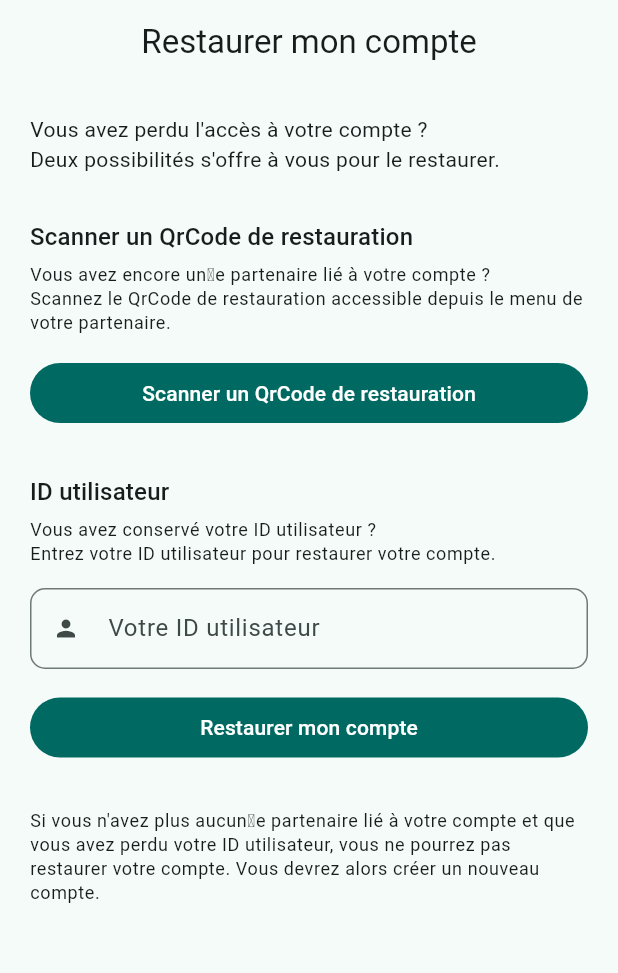
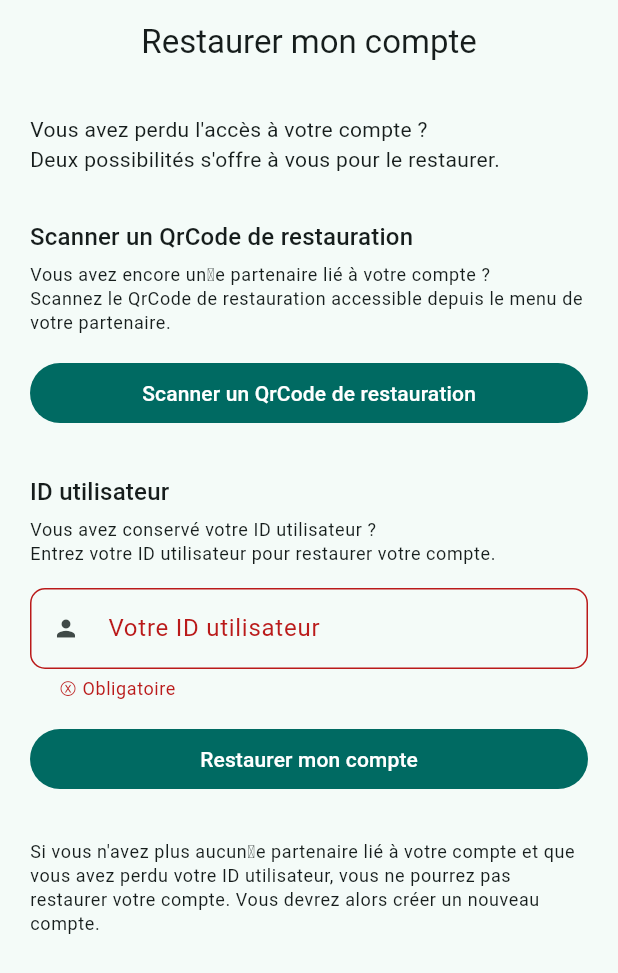
Before and after one commit to Nico04/pasteque_match, a Flutter app: the RestoreAccountPage widget shown alone on an empty page, opened directly, after a tap on "Restaurer mon compte", on a phone screen of 412 x 824 dp. Shown: the top 973 px of the screen. Run offline on Flutter 3.47's test engine with Material 2 defaults, Android fonts, the phone set to English and light mode, and no system bars; our stand-ins replace appinio_swiper, cloud_firestore, confetti, connectivity_plus, diacritic, firebase_core and 5 more; missing offline and left inert: ai_barcode, fast_csv, fetcher, value_stream; accounts and stored records are empty.

Commit message:
new _UserIdSection in RestoreAccountPage

```diff
--- a/lib/pages/restore_account.page.dart
+++ b/lib/pages/restore_account.page.dart
@@ -1,4 +1,4 @@
-import 'package:fetcher/fetcher.dart';
+import 'package:fetcher/fetcher.dart' show ClearFocusBackground;
 import 'package:flutter/material.dart';
 import 'package:pasteque_match/resources/_resources.dart';
 import 'package:pasteque_match/utils/_utils.dart';
@@ -31,23 +31,7 @@ class RestoreAccountPage extends StatelessWidget {
             ),
 
             // ID section
-            _Section(
-              title: 'ID utilisateur',
-              caption: 'Vous avez conservé votre ID utilisateur ?\nEntrez votre ID utilisateur pour restaurer votre compte.',
-              child: TextFormField(
-                decoration: const InputDecoration(
-                  prefixIcon: Icon(Icons.person),
-                  label: Text('Votre ID utilisateur'),
-                ),
-                inputFormatters: [ AppResources.maxLengthInputFormatter() ],
-                textInputAction: TextInputAction.done,
-                validator: AppResources.validatorNotEmpty,
-              ),
-              buttonData: ButtonData(
-                label: 'Restaurer mon compte',
-                onPressed: () {}, // TODO
-              )
-            ),
+            const _UserIdSection(),
 
             // Caption
             AppResources.spacerExtraLarge,
@@ -62,12 +46,53 @@ class RestoreAccountPage extends StatelessWidget {
   }
 }
 
+class _UserIdSection extends StatefulWidget {
+  const _UserIdSection({super.key});
+
+  @override
+  State<_UserIdSection> createState() => _UserIdSectionState();
+}
+
+class _UserIdSectionState extends State<_UserIdSection> {
+  String? userId;
+
+  @override
+  Widget build(BuildContext context) {
+    return Form(
+      child: Builder(
+        builder: (context) {
+          return _Section(
+            title: 'ID utilisateur',
+            caption: 'Vous avez conservé votre ID utilisateur ?\nEntrez votre ID utilisateur pour restaurer votre compte.',
+            content: TextFormField(
+              decoration: const InputDecoration(
+                prefixIcon: Icon(Icons.person),
+                label: Text('Votre ID utilisateur'),
+              ),
+              inputFormatters: [ AppResources.maxLengthInputFormatter() ],
+              textInputAction: TextInputAction.done,
+              validator: AppResources.validatorNotEmpty,
+              onSaved: (value) => userId = value,
+            ),
+            buttonData: ButtonData(
+              label: 'Restaurer mon compte',
+              onPressed: () => context.validateForm(
+                onSuccess: () {}, // TODO
+              ),
+            ),
+          );
+        }
+      ),
+    );
+  }
+}
+
 class _Section extends StatelessWidget {
-  const _Section({super.key, required this.title, required this.caption, this.child, required this.buttonData});
+  const _Section({super.key, required this.title, required this.caption, this.content, required this.buttonData});
 
   final String title;
   final String caption;
-  final Widget? child;
+  final Widget? content;
   final ButtonData buttonData;
 
   @override
@@ -85,9 +110,9 @@ class _Section extends StatelessWidget {
           caption,
           style: context.textTheme.bodySmall,
         ),
-        if (child != null)...[
+        if (content != null)...[
           AppResources.spacerMedium,
-          child!,
+          content!,
         ],
         AppResources.spacerMedium,
         PmButton.fromData(buttonData),
```
